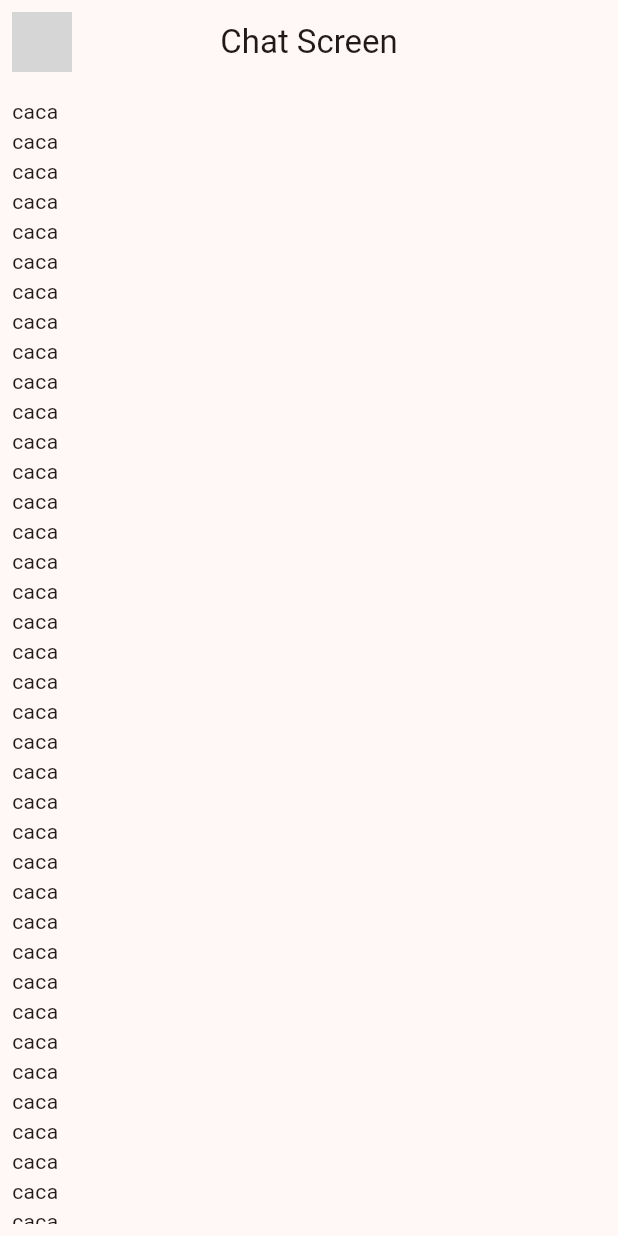
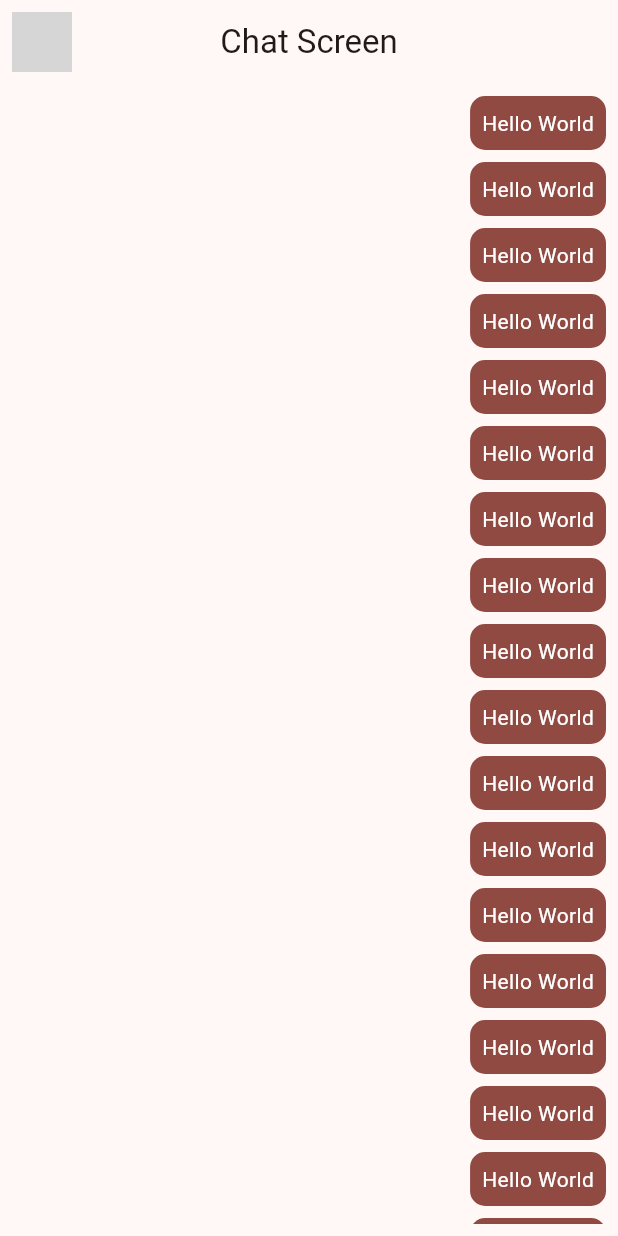
Before and after one commit to JoSeTe4ever/first_flutter_app, a Flutter app: the screen it shows after launch, on a phone screen of 412 x 824 dp. Run offline on Flutter 3.47's test engine with Material 3 defaults, Android fonts, the phone set to English and light mode, and no system bars; network calls fail; grey boxes are pictures that could not be loaded.

Commit message:
fix: new changes while learning flutter

```diff
--- a/lib/presentation/screens/chat/chat_screen.dart
+++ b/lib/presentation/screens/chat/chat_screen.dart
@@ -1,3 +1,4 @@
+import 'package:first_app/presentation/widgets/chat/my_message_bubble.dart';
 import 'package:flutter/material.dart';
 
 class ChatScreen extends StatelessWidget {
@@ -10,7 +11,8 @@ class ChatScreen extends StatelessWidget {
         leading: const Padding(
           padding: EdgeInsets.all(8.0),
           child: CircleAvatar(
-            backgroundImage: const NetworkImage('https://yt3.googleusercontent.com/FbQt8VjI66HZnrgCeAgZeAetrAfrlHxDlUY7qaQbpJa3zMtXuOf1tHC18l07ELyqgiARbO8Q=s900-c-k-c0x00ffffff-no-rj'),
+            backgroundImage: const NetworkImage(
+                'https://yt3.googleusercontent.com/FbQt8VjI66HZnrgCeAgZeAetrAfrlHxDlUY7qaQbpJa3zMtXuOf1tHC18l07ELyqgiARbO8Q=s900-c-k-c0x00ffffff-no-rj'),
           ),
         ),
         title: const Text('Chat Screen'),
@@ -34,8 +36,9 @@ class _ChatView extends StatelessWidget {
         child: Column(
           children: [
             Expanded(
-              child: ListView.builder(itemBuilder: (context, index) => const Text('caca'),)
-            )
+                child: ListView.builder(
+              itemBuilder: (context, index) => const MyMessageBubble(),
+            ))
           ],
         ),
       ),
--- /dev/null
+++ b/lib/presentation/widgets/chat/my_message_bubble.dart
@@ -0,0 +1,27 @@
+import 'package:flutter/material.dart';
+
+class MyMessageBubble extends StatelessWidget {
+  const MyMessageBubble({super.key});
+
+  @override
+  Widget build(BuildContext context) {
+    final colors = Theme.of(context).colorScheme;
+
+    return Column(
+      crossAxisAlignment: CrossAxisAlignment.end,
+      children: [
+        Container(
+          decoration: BoxDecoration(
+            color: colors.primary,
+            borderRadius: BorderRadius.circular(10),
+          ),
+          child: const Padding(
+            padding: EdgeInsets.all(8.0),
+            child: Text('Hello World', style: TextStyle(color: Colors.white)),
+          ),
+        ),
+        const SizedBox(height: 8),
+      ],
+    );
+  }
+}
```
Also changed, not shown: lib/presentation/widgets/chat/her_message_bubble.dart (added).
